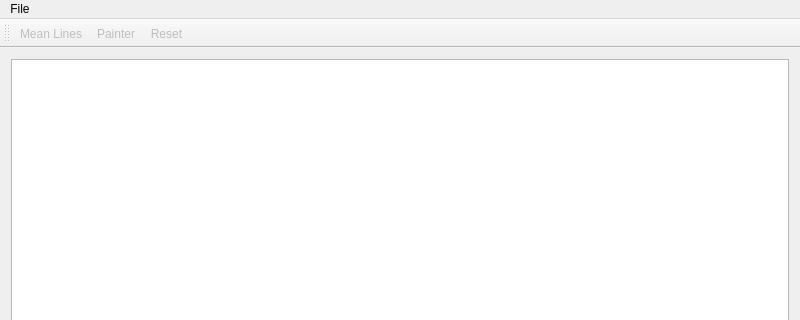
First picture: the form in SpeedSignDetectorViewer/mainwindow.ui, repository maltelenz/SpeedSignDetector, before the edit; both pictures show x 0 to 800 and y 0 to 320 of the 800 by 700 pixel window.
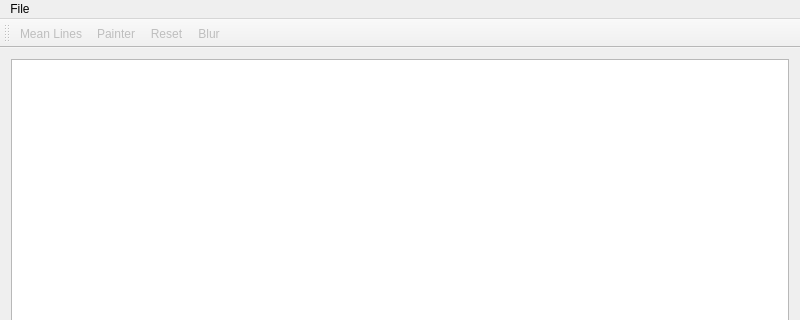
Second picture: the form after the edit.

What changed in the file:
```diff
--- a/SpeedSignDetectorViewer/mainwindow.ui
+++ b/SpeedSignDetectorViewer/mainwindow.ui
@@ -54,6 +54,7 @@
    <addaction name="actionMean_Lines"/>
    <addaction name="actionPainter"/>
    <addaction name="actionReset"/>
+   <addaction name="actionBlur"/>
   </widget>
   <widget class="QStatusBar" name="statusBar"/>
   <action name="actionLoad_Image">
@@ -103,6 +104,17 @@
     <string>Reset image</string>
    </property>
   </action>
+  <action name="actionBlur">
+   <property name="enabled">
+    <bool>false</bool>
+   </property>
+   <property name="text">
+    <string>Blur</string>
+   </property>
+   <property name="toolTip">
+    <string>Add blur</string>
+   </property>
+  </action>
  </widget>
  <layoutdefault spacing="6" margin="11"/>
  <resources/>
```
